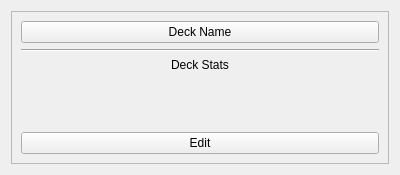
Before: the Qt Designer form deck.ui in Szybet/sanki, drawn with Qt 5.
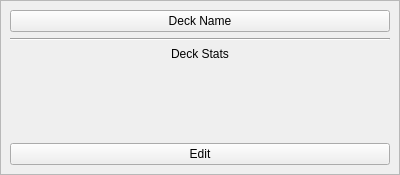
After: the same form once the commit is applied.

Patch:
```diff
--- a/deck.ui
+++ b/deck.ui
@@ -14,6 +14,21 @@
    <string>Form</string>
   </property>
   <layout class="QGridLayout" name="gridLayout_3">
+   <property name="leftMargin">
+    <number>0</number>
+   </property>
+   <property name="topMargin">
+    <number>0</number>
+   </property>
+   <property name="rightMargin">
+    <number>0</number>
+   </property>
+   <property name="bottomMargin">
+    <number>0</number>
+   </property>
+   <property name="spacing">
+    <number>0</number>
+   </property>
    <item row="0" column="0">
     <widget class="QFrame" name="frame">
      <property name="frameShape">
```
Left out of the diff: 4 changed lines with no effect on the pictures.
